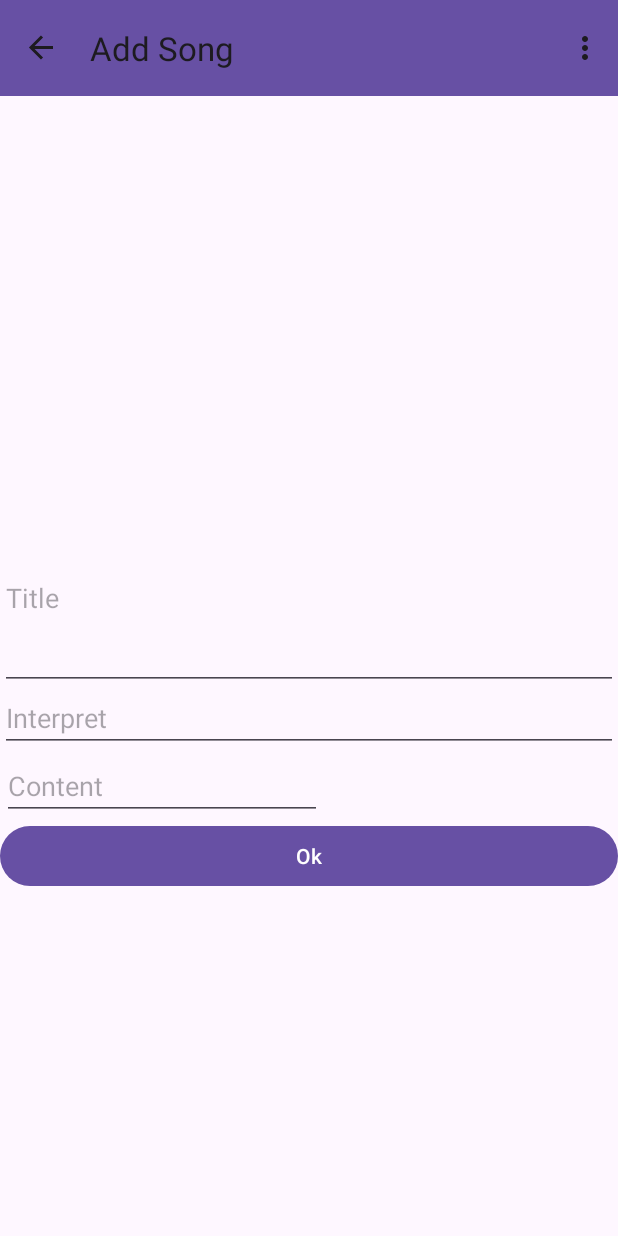
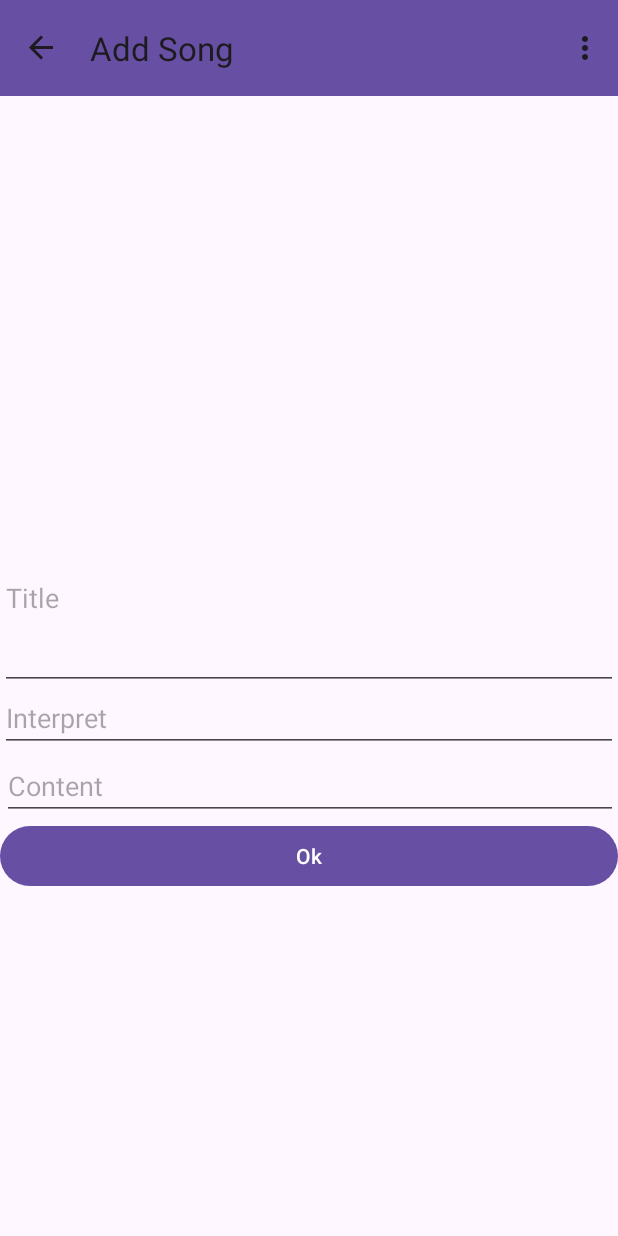
Before and after one commit to pasbi/ChordMate, an Android app: the AddFragment screen opened through its navigation route, on a phone screen of 412 x 824 dp. Run offline under Robolectric (Android 15) with nearby library versions, the phone set to English and light mode, and no system bars; our stand-ins replace Room's generated code, navigation-ui.

Commit message:
songs have content and can be edited

```diff
--- a/app/src/main/java/de/pakab/chordmate/AppDatabase.kt
+++ b/app/src/main/java/de/pakab/chordmate/AppDatabase.kt
@@ -1,6 +1,7 @@
 package de.pakab.chordmate
 
 import android.content.Context
+import androidx.room.AutoMigration
 import androidx.room.Database
 import androidx.room.Room
 import androidx.room.RoomDatabase
@@ -8,11 +9,11 @@ import de.pakab.chordmate.model.Song
 
 @Database(
     entities = [Song::class],
-    version = 1,
+    version = 2,
     exportSchema = true,
-//    autoMigrations = [
-//        AutoMigration(from = 1, to = 2),
-//    ],
+    autoMigrations = [
+        AutoMigration(from = 1, to = 2),
+    ],
 )
 abstract class AppDatabase : RoomDatabase() {
     abstract fun songDao(): SongDao
--- a/app/src/main/java/de/pakab/chordmate/SongDao.kt
+++ b/app/src/main/java/de/pakab/chordmate/SongDao.kt
@@ -6,6 +6,7 @@ import androidx.room.Delete
 import androidx.room.Insert
 import androidx.room.OnConflictStrategy
 import androidx.room.Query
+import androidx.room.Update
 import de.pakab.chordmate.model.Song
 
 @Dao
@@ -16,6 +17,9 @@ interface SongDao {
     @Delete(entity = Song::class)
     suspend fun deleteSong(song: Song)
 
+    @Update(entity = Song::class, onConflict = OnConflictStrategy.REPLACE)
+    suspend fun updateSong(song: Song)
+
     @Query("SELECT * FROM songs ORDER BY id ASC")
     fun readAllData(): LiveData<List<Song>>
 }
--- a/app/src/main/java/de/pakab/chordmate/SongsAdapter.kt
+++ b/app/src/main/java/de/pakab/chordmate/SongsAdapter.kt
@@ -1,5 +1,6 @@
 package de.pakab.chordmate
 
+import android.util.Log
 import android.view.LayoutInflater
 import android.view.View
 import android.view.ViewGroup
@@ -25,6 +26,7 @@ class SongsAdapter(
         position: Int,
     ) {
         val song = songList[position]
+        holder.itemView.findViewById<TextView>(R.id.tv_id).text = "${song.id}"
         holder.itemView.findViewById<TextView>(R.id.tv_title).text = song.title
         holder.itemView.findViewById<TextView>(R.id.tv_interpret).text = song.interpret
         holder.itemView.setOnClickListener { l ->
@@ -43,6 +45,7 @@ class SongsAdapter(
     }
 
     fun setData(songs: List<Song>) {
+        Log.v("FOO", "set songs: ${songs.size}")
         this.songList = songs
         notifyDataSetChanged()
     }
--- a/app/src/main/java/de/pakab/chordmate/fragments/SongFragment.kt
+++ b/app/src/main/java/de/pakab/chordmate/fragments/SongFragment.kt
@@ -7,7 +7,6 @@ import android.view.MenuInflater
 import android.view.MenuItem
 import android.view.View
 import android.view.ViewGroup
-import android.widget.Toast
 import androidx.appcompat.app.AlertDialog
 import androidx.appcompat.app.AppCompatActivity
 import androidx.core.view.MenuProvider
@@ -35,6 +34,7 @@ class SongFragment : Fragment() {
         val view = binding.root
         val toolbar = (activity as AppCompatActivity).supportActionBar!!
         toolbar.title = "${args.currentSong.title} – ${args.currentSong.interpret}"
+        _binding!!.tvSongContent.text = args.currentSong.content
         requireActivity().addMenuProvider(
             object : MenuProvider {
                 override fun onCreateMenu(
@@ -59,7 +59,9 @@ class SongFragment : Fragment() {
                             true
                         }
                         R.id.action_edit_song -> {
-                            Toast.makeText(requireContext(), "edit", Toast.LENGTH_SHORT).show()
+                            findNavController().navigate(
+                                SongFragmentDirections.actionSongFragmentToAddFragment(currentSong = args.currentSong!!),
+                            )
                             true
                         }
                         else -> false
--- a/app/src/main/java/de/pakab/chordmate/model/Song.kt
+++ b/app/src/main/java/de/pakab/chordmate/model/Song.kt
@@ -10,7 +10,7 @@ import kotlinx.parcelize.Parcelize
 @Entity(tableName = "songs")
 data class Song(
     @PrimaryKey(autoGenerate = true) val id: Int,
-    @ColumnInfo(name = "title") val title: String?,
-    @ColumnInfo(name = "interpret") val interpret: String?,
-//    @ColumnInfo(name = "content") val content: String?,
+    @ColumnInfo(name = "title") var title: String?,
+    @ColumnInfo(name = "interpret") var interpret: String?,
+    @ColumnInfo(name = "content") var content: String?,
 ) : Parcelable
--- a/app/src/main/java/de/pakab/chordmate/repository/SongRepository.kt
+++ b/app/src/main/java/de/pakab/chordmate/repository/SongRepository.kt
@@ -16,4 +16,8 @@ class SongRepository(
     suspend fun deleteSong(song: Song) {
         songDao.deleteSong(song)
     }
+
+    suspend fun updateSong(song: Song) {
+        songDao.updateSong(song)
+    }
 }
--- a/app/src/main/java/de/pakab/chordmate/viewmodel/SongViewModel.kt
+++ b/app/src/main/java/de/pakab/chordmate/viewmodel/SongViewModel.kt
@@ -33,4 +33,10 @@ class SongViewModel(
             repository.deleteSong(song)
         }
     }
+
+    fun updateSong(song: Song) {
+        viewModelScope.launch(Dispatchers.IO) {
+            repository.updateSong(song)
+        }
+    }
 }
--- a/app/src/main/res/layout/fragment_add.xml
+++ b/app/src/main/res/layout/fragment_add.xml
@@ -52,7 +52,7 @@
 
             <EditText
                 android:id="@+id/et_content"
-                android:layout_width="wrap_content"
+                android:layout_width="match_parent"
                 android:layout_height="wrap_content"
                 android:layout_marginStart="1dp"
                 android:hint="Content"
--- a/app/src/main/res/navigation/nav_graph.xml
+++ b/app/src/main/res/navigation/nav_graph.xml
@@ -44,5 +44,8 @@
             android:id="@+id/action_songFragment_to_listFragment"
             app:destination="@id/listFragment"
             app:enterAnim="@android:anim/fade_in" />
+        <action
+            android:id="@+id/action_songFragment_to_addFragment"
+            app:destination="@id/addFragment" />
     </fragment>
 </navigation>
```
Also changed, not shown: app/src/main/java/de/pakab/chordmate/fragments/add/AddFragment.kt (+10 -3 lines), app/src/main/res/layout/fragment_song_edit.xml (deleted, +0 -44 lines), app/src/main/res/layout/song_card.xml (+12 -2 lines), 1 other file.
